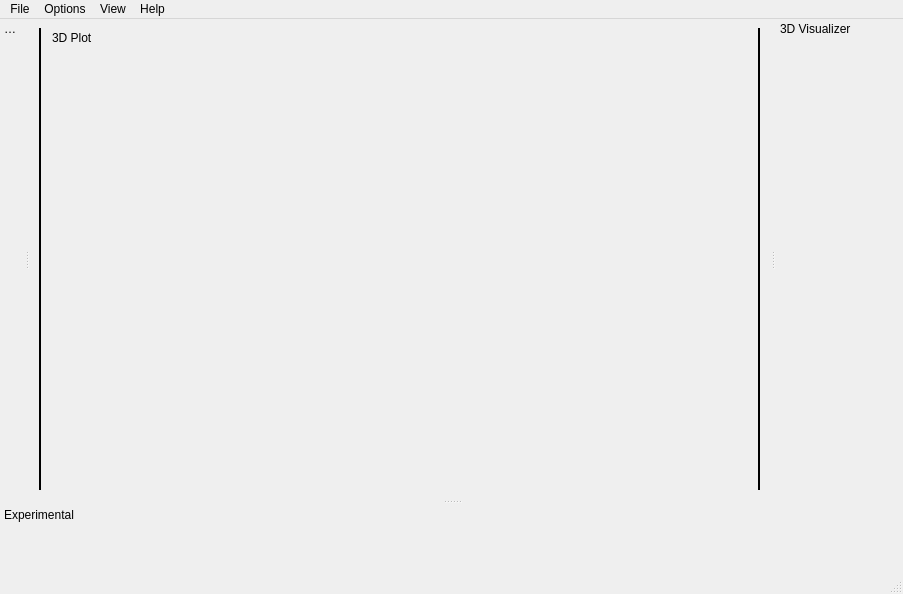
Before: the Qt Designer form src/kinematics_gui/mainwindow.ui in Infinite-Echo/sparkeKinematics, drawn with Qt 5.
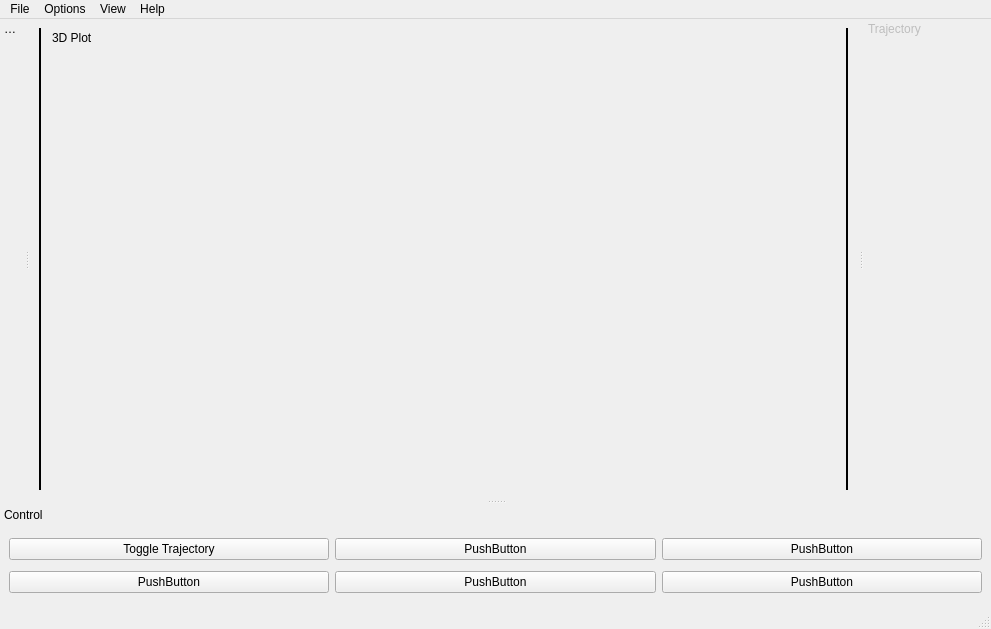
After: the same form once the commit is applied.

Commit message: added trajectory tree widget and renamed kinematics tree widget

Patch:
```diff
--- a/src/kinematics_gui/mainwindow.ui
+++ b/src/kinematics_gui/mainwindow.ui
@@ -9,8 +9,8 @@
    <rect>
     <x>0</x>
     <y>0</y>
-    <width>903</width>
-    <height>594</height>
+    <width>991</width>
+    <height>629</height>
    </rect>
   </property>
   <property name="sizePolicy">
@@ -113,7 +113,7 @@
     <rect>
      <x>0</x>
      <y>0</y>
-     <width>903</width>
+     <width>991</width>
      <height>22</height>
     </rect>
    </property>
@@ -206,7 +206,10 @@
     </layout>
    </widget>
   </widget>
-  <widget class="QDockWidget" name="control_dock_widget">
+  <widget class="QDockWidget" name="trajectory_dock_widget">
+   <property name="enabled">
+    <bool>false</bool>
+   </property>
    <property name="sizePolicy">
     <sizepolicy hsizetype="Expanding" vsizetype="Expanding">
      <horstretch>0</horstretch>
@@ -232,7 +235,7 @@
     <set>Qt::BottomDockWidgetArea|Qt::RightDockWidgetArea|Qt::TopDockWidgetArea</set>
    </property>
    <property name="windowTitle">
-    <string>3D Visualizer</string>
+    <string>Trajectory</string>
    </property>
    <attribute name="dockWidgetArea">
     <number>2</number>
@@ -264,7 +267,7 @@
     </layout>
    </widget>
   </widget>
-  <widget class="QDockWidget" name="experimental_dock_widget">
+  <widget class="QDockWidget" name="control_dock_widget">
    <property name="sizePolicy">
     <sizepolicy hsizetype="Expanding" vsizetype="Expanding">
      <horstretch>0</horstretch>
@@ -275,7 +278,7 @@
     <set>QDockWidget::NoDockWidgetFeatures</set>
    </property>
    <property name="windowTitle">
-    <string>Experimental</string>
+    <string>Control</string>
    </property>
    <attribute name="dockWidgetArea">
     <number>8</number>
@@ -287,6 +290,50 @@
       <verstretch>0</verstretch>
      </sizepolicy>
     </property>
+    <layout class="QGridLayout" name="gridLayout">
+     <item row="0" column="2">
+      <widget class="QPushButton" name="pushButton_3">
+       <property name="text">
+        <string>PushButton</string>
+       </property>
+      </widget>
+     </item>
+     <item row="0" column="1">
+      <widget class="QPushButton" name="pushButton_2">
+       <property name="text">
+        <string>PushButton</string>
+       </property>
+      </widget>
+     </item>
+     <item row="0" column="0">
+      <widget class="QPushButton" name="trajectory_toggle_button">
+       <property name="text">
+        <string>Toggle Trajectory</string>
+       </property>
+      </widget>
+     </item>
+     <item row="1" column="0">
+      <widget class="QPushButton" name="pushButton_4">
+       <property name="text">
+        <string>PushButton</string>
+       </property>
+      </widget>
+     </item>
+     <item row="1" column="1">
+      <widget class="QPushButton" name="pushButton_5">
+       <property name="text">
+        <string>PushButton</string>
+       </property>
+      </widget>
+     </item>
+     <item row="1" column="2">
+      <widget class="QPushButton" name="pushButton_6">
+       <property name="text">
+        <string>PushButton</string>
+       </property>
+      </widget>
+     </item>
+    </layout>
    </widget>
   </widget>
   <action name="actionReset">
```
Left out of the diff: 23 changed lines with no effect on the pictures. The commit also changes 5 other files.
